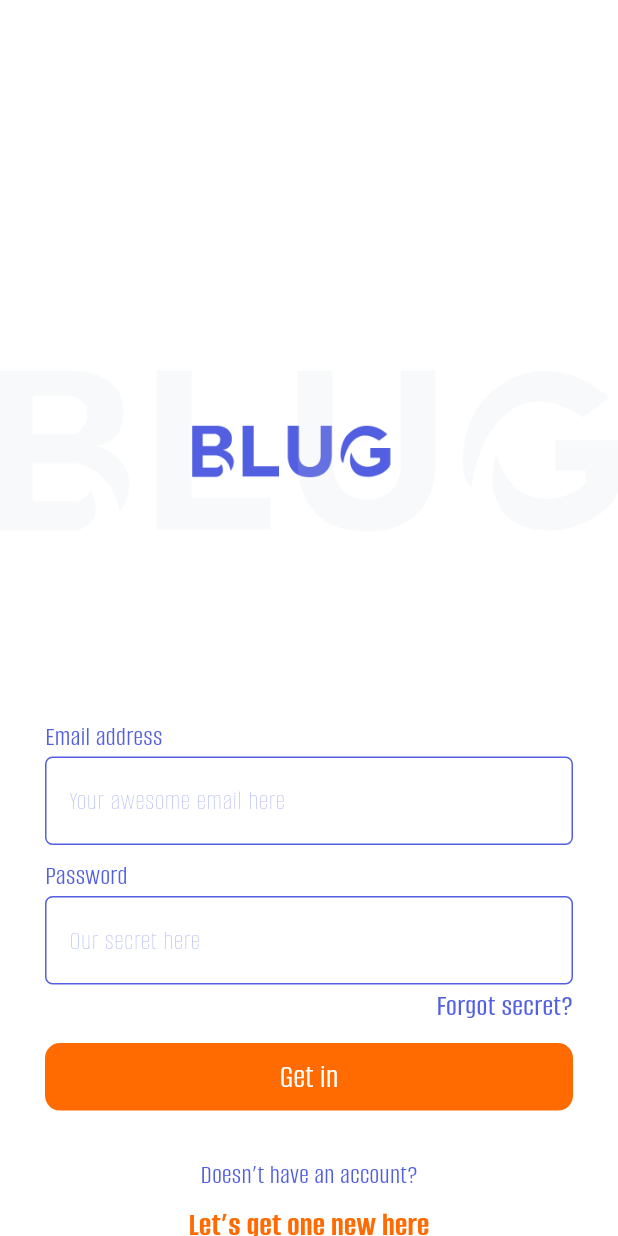
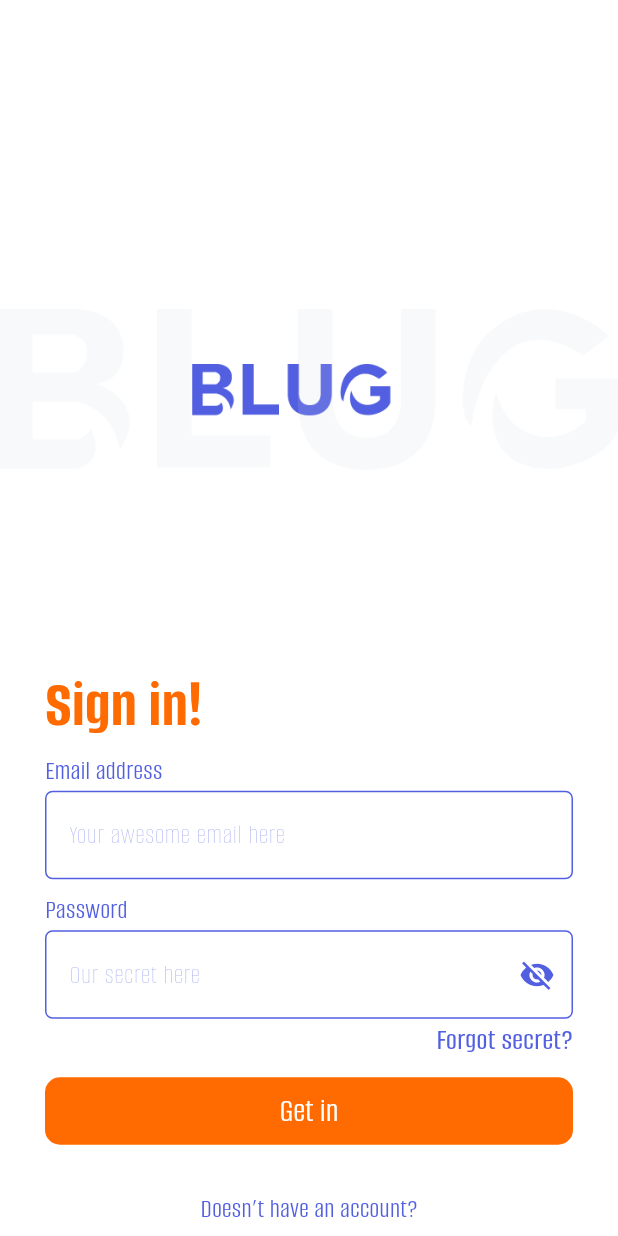
Before and after one commit to dhrisyapn/blug, a Flutter app: the LoginPage screen opened directly, on a phone screen of 412 x 824 dp. Run offline on Flutter 3.47's test engine with Material 3 defaults, Android fonts, the phone set to English and light mode, and no system bars.

Commit message:
update ui in sign in page

```diff
--- a/lib/login.dart
+++ b/lib/login.dart
@@ -8,19 +8,45 @@ class LoginPage extends StatefulWidget {
 }
 
 class _LoginPageState extends State<LoginPage> {
+  bool visible = false;
+  var eyeicon = const Icon(Icons.visibility_off);
+  void toggleicon() {
+    setState(() {
+      visible = !visible;
+      if (!visible) {
+        eyeicon = const Icon(Icons.visibility);
+      } else {
+        eyeicon = const Icon(Icons.visibility_off);
+      }
+    });
+  }
+
   @override
   Widget build(BuildContext context) {
     return Scaffold(
       body: SingleChildScrollView(
         child: Column(
           mainAxisAlignment: MainAxisAlignment.end,
+          crossAxisAlignment: CrossAxisAlignment.start,
           children: [
             SizedBox(
-              height: MediaQuery.of(context).size.height * 0.3,
+              height: MediaQuery.of(context).size.height * 0.25,
             ),
             Image.asset('assets/Group 12.png'),
             SizedBox(
               height: MediaQuery.of(context).size.height * 0.15,
+            ),
+            Padding(
+              padding: const EdgeInsets.only(left: 30),
+              child: Text(
+                'Sign in!',
+                style: TextStyle(
+                  color: Color(0xFFFF6B00),
+                  fontSize: 45,
+                  fontFamily: 'Alumni Sans',
+                  fontWeight: FontWeight.w700,
+                ),
+              ),
             ),
             Padding(
               padding: const EdgeInsets.only(left: 30, right: 30),
@@ -91,12 +117,17 @@ class _LoginPageState extends State<LoginPage> {
                         borderSide:
                             BorderSide(width: 1, color: Color(0xFF525FE1)),
                       ),
+                      suffixIcon: IconButton(
+                          onPressed: toggleicon,
+                          icon: eyeicon,
+                          color: Color(0xff525FE1)),
                     ),
                     style: TextStyle(
                       color: Color(0xFF525FE1),
                       fontSize: 17,
                     ),
                     cursorColor: Color(0xFF525FE1),
+                    obscureText: visible,
                   ),
                 ],
               ),
@@ -148,7 +179,8 @@ class _LoginPageState extends State<LoginPage> {
             SizedBox(
               height: 30,
             ),
-            Text(
+            Center(
+              child: Text(
                 'Doesn’t have an account?',
                 style: TextStyle(
                   color: Color(0xFF525FE1),
@@ -157,16 +189,16 @@ class _LoginPageState extends State<LoginPage> {
                   fontWeight: FontWeight.w400,
                 ),
               ),
-            SizedBox(
-              height: 5,
             ),
-            Text(
+            Center(
+              child: Text(
                 'Let’s get one new here',
                 style: TextStyle(
                   color: Color(0xFFFF6B00),
                   fontSize: 22,
                   fontFamily: 'Alumni Sans',
                   fontWeight: FontWeight.w700,
+                ),
               ),
             )
           ],
--- a/lib/main.dart
+++ b/lib/main.dart
@@ -25,6 +25,6 @@ class MyApp extends StatelessWidget {
           scaffoldBackgroundColor: Colors.white,
           useMaterial3: true,
         ),
-        home: ProfilePage());
+        home: LoginPage());
   }
 }
```
Lines whose indentation alone changed are shown as unchanged.
